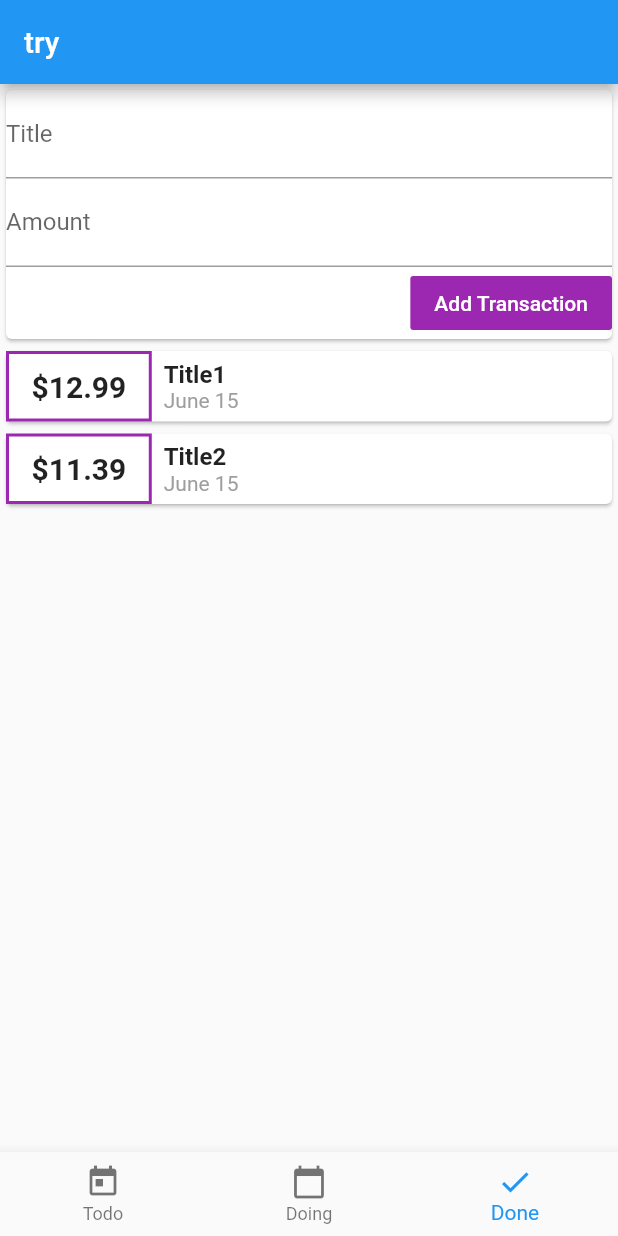
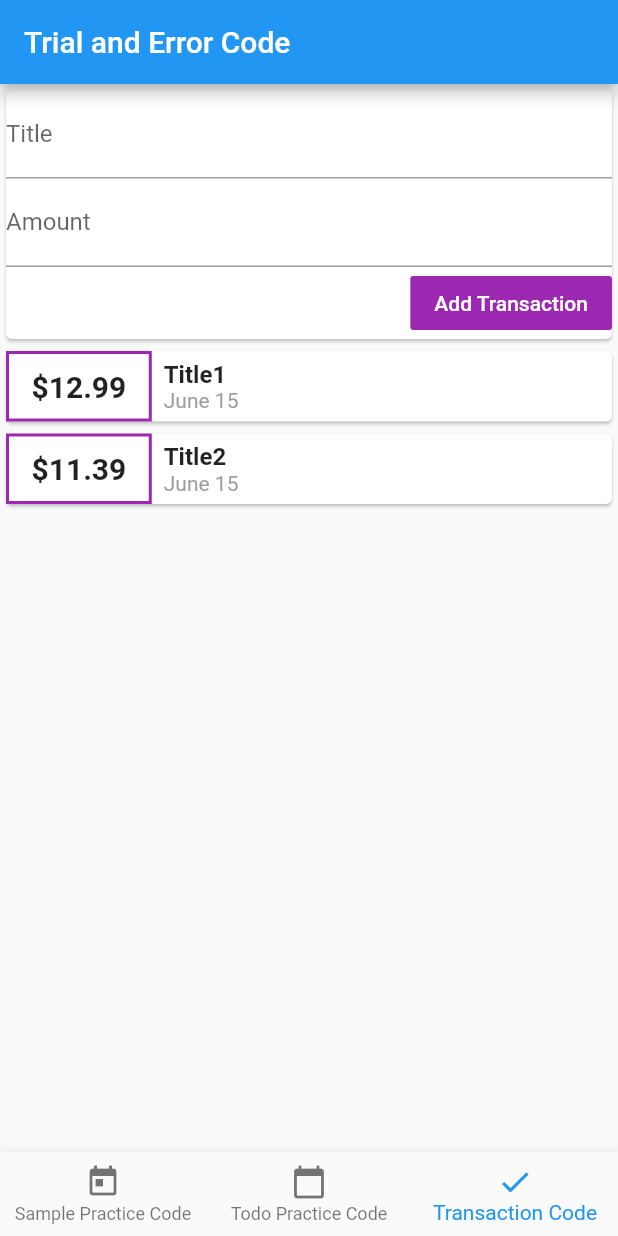
Before and after one commit to nevarwin/tryingflutter, a Flutter app: the screen it shows after launch, item 3 of the bottom bar chosen, after a tap on "Add Transaction", on a phone screen of 412 x 824 dp. Run offline on Flutter 3.47's test engine with Material 2 defaults, Android fonts, the phone set to English and light mode, and no system bars.

Commit message:
slice them

```diff
--- a/trying_flutter/lib/home.dart
+++ b/trying_flutter/lib/home.dart
@@ -1,7 +1,7 @@
 import 'package:flutter/material.dart';
 
-import './screens/todo_screen.dart';
-import './screens/sample_screen.dart';
+import './widgets/sample practice code/sample_widget.dart';
+import './widgets/todo practice code/todo_widget.dart';
 import './widgets/user_transaction.dart';
 
 class HomePage extends StatefulWidget {
@@ -17,11 +17,11 @@ class _HomePageState extends State<HomePage> {
   Widget buildPages() {
     switch (index) {
       case 0:
-        return const SampleScreen();
+        return SingleChildScrollView(child: SampleWidget());
       case 1:
-        return const TodoScreen();
+        return SingleChildScrollView(child: TodoWidget());
       case 2:
-        return UserTransaction();
+        return SingleChildScrollView(child: UserTransaction());
       default:
         return Container(
           color: Colors.black54,
@@ -39,15 +39,15 @@ class _HomePageState extends State<HomePage> {
       currentIndex: index,
       items: const [
         BottomNavigationBarItem(
-          label: 'Todo',
+          label: 'Sample Practice Code',
           icon: Icon(Icons.today),
         ),
         BottomNavigationBarItem(
-          label: 'Doing',
+          label: 'Todo Practice Code',
           icon: Icon(Icons.calendar_today),
         ),
         BottomNavigationBarItem(
-          label: 'Done',
+          label: 'Transaction Code',
           icon: Icon(Icons.check),
         ),
       ],
@@ -58,7 +58,7 @@ class _HomePageState extends State<HomePage> {
   Widget build(BuildContext context) {
     return Scaffold(
       appBar: AppBar(
-        title: const Text('try'),
+        title: const Text('Trial and Error Code'),
       ),
       body: buildPages(),
       bottomNavigationBar: buildBottomNavigationBar(),
--- a/trying_flutter/lib/widgets/new_transaction.dart
+++ b/trying_flutter/lib/widgets/new_transaction.dart
@@ -1,7 +1,11 @@
 import 'package:flutter/material.dart';
 
 class NewTransaction extends StatelessWidget {
-  NewTransaction({Key? key}) : super(key: key);
+  NewTransaction({
+    Key? key,
+    required this.addTx,
+  }) : super(key: key);
+  final Function addTx;
 
   final titleController = TextEditingController();
   final amountController = TextEditingController();
@@ -31,12 +35,10 @@ class NewTransaction extends StatelessWidget {
               ),
               FlatButton(
                 onPressed: () {
-                  // Transaction(
-                  //   id: DateTime.now().toString(),
-                  //   title: titleController.text,
-                  //   amount: double.parse(amountController.text),
-                  //   date: DateTime.now(),
-                  // );
+                  addTx(
+                    titleController.text,
+                    double.parse(amountController.text),
+                  );
                 },
                 color: Colors.purple,
                 textColor: Colors.white,
--- a/trying_flutter/lib/widgets/sample practice code/new_samples.dart
+++ b/trying_flutter/lib/widgets/sample practice code/new_samples.dart
@@ -10,6 +10,7 @@ class NewSamples extends StatelessWidget {
 
     return Card(
       child: Column(
+        crossAxisAlignment: CrossAxisAlignment.end,
         children: [
           TextField(
             decoration: InputDecoration(labelText: 'Title'),
@@ -22,8 +23,10 @@ class NewSamples extends StatelessWidget {
             keyboardType: TextInputType.text,
           ),
           RaisedButton(
+            child: Text('Submit'),
             onPressed: () {},
             color: Colors.blue[400],
+            textColor: Colors.black,
           ),
         ],
       ),
--- a/trying_flutter/lib/widgets/sample practice code/sample_list.dart
+++ b/trying_flutter/lib/widgets/sample practice code/sample_list.dart
@@ -1,5 +1,3 @@
-import 'dart:html';
-
 import 'package:flutter/material.dart';
 import 'package:intl/intl.dart';
 
--- a/trying_flutter/lib/widgets/sample practice code/sample_widget.dart
+++ b/trying_flutter/lib/widgets/sample practice code/sample_widget.dart
@@ -1,5 +1,6 @@
 import 'package:flutter/material.dart';
 import 'package:intl/intl.dart';
+import 'package:trying_flutter/widgets/sample%20practice%20code/new_samples.dart';
 import 'package:trying_flutter/widgets/sample%20practice%20code/sample_list.dart';
 import '../../models/sample_class.dart';
 
@@ -24,6 +25,8 @@ class SampleWidget extends StatelessWidget {
   Widget build(BuildContext context) {
     return Column(
       children: [
+        NewSamples(),
+        const SizedBox(height: 10),
         SampleList(
           samples: samples,
         ),
--- a/trying_flutter/lib/widgets/todo practice code/new_todo.dart
+++ b/trying_flutter/lib/widgets/todo practice code/new_todo.dart
@@ -10,6 +10,7 @@ class NewTodo extends StatelessWidget {
 
     return Card(
       child: Column(
+        crossAxisAlignment: CrossAxisAlignment.end,
         children: [
           TextField(
             decoration: InputDecoration(labelText: 'Title'),
@@ -17,15 +18,17 @@ class NewTodo extends StatelessWidget {
             controller: titleController,
           ),
           TextField(
-            decoration: InputDecoration(labelText: 'Title'),
+            decoration: InputDecoration(labelText: 'Subtitle'),
             keyboardType: TextInputType.text,
             controller: descController,
           ),
           RaisedButton(
+            child: Text('Submit'),
             onPressed: () {
               print(descController);
             },
             color: Colors.greenAccent,
+            textColor: Colors.black,
           )
         ],
       ),
--- a/trying_flutter/lib/widgets/todo practice code/todo_widget.dart
+++ b/trying_flutter/lib/widgets/todo practice code/todo_widget.dart
@@ -29,6 +29,7 @@ class TodoWidget extends StatelessWidget {
     return Column(
       children: [
         const NewTodo(),
+        const SizedBox(height: 10),
         TodoList(
           todo: todo,
         ),
--- a/trying_flutter/lib/widgets/user_transaction.dart
+++ b/trying_flutter/lib/widgets/user_transaction.dart
@@ -5,6 +5,12 @@ import '../models/transaction.dart';
 
 class UserTransaction extends StatefulWidget {
   UserTransaction({Key? key}) : super(key: key);
+
+  @override
+  State<UserTransaction> createState() => _UserTransactionState();
+}
+
+class _UserTransactionState extends State<UserTransaction> {
   final List<Transaction> transaction = [
     Transaction(
       id: 't1',
@@ -20,17 +26,28 @@ class UserTransaction extends StatefulWidget {
     ),
   ];
 
-  @override
-  State<UserTransaction> createState() => _UserTransactionState();
-}
+  void _addNewTransaction(
+    String title,
+    double amount,
+  ) {
+    final newtx = Transaction(
+      title: title,
+      amount: amount,
+      date: DateTime.now(),
+      id: DateTime.now().toString(),
+    );
 
-class _UserTransactionState extends State<UserTransaction> {
+    setState(() {
+      transaction.add(newtx);
+    });
+  }
+
   @override
   Widget build(BuildContext context) {
     return Column(
       children: [
-        NewTransaction(),
-        TransactionsList(transaction: widget.transaction),
+        NewTransaction(addTx: _addNewTransaction),
+        TransactionsList(transaction: transaction),
       ],
     );
   }
```
